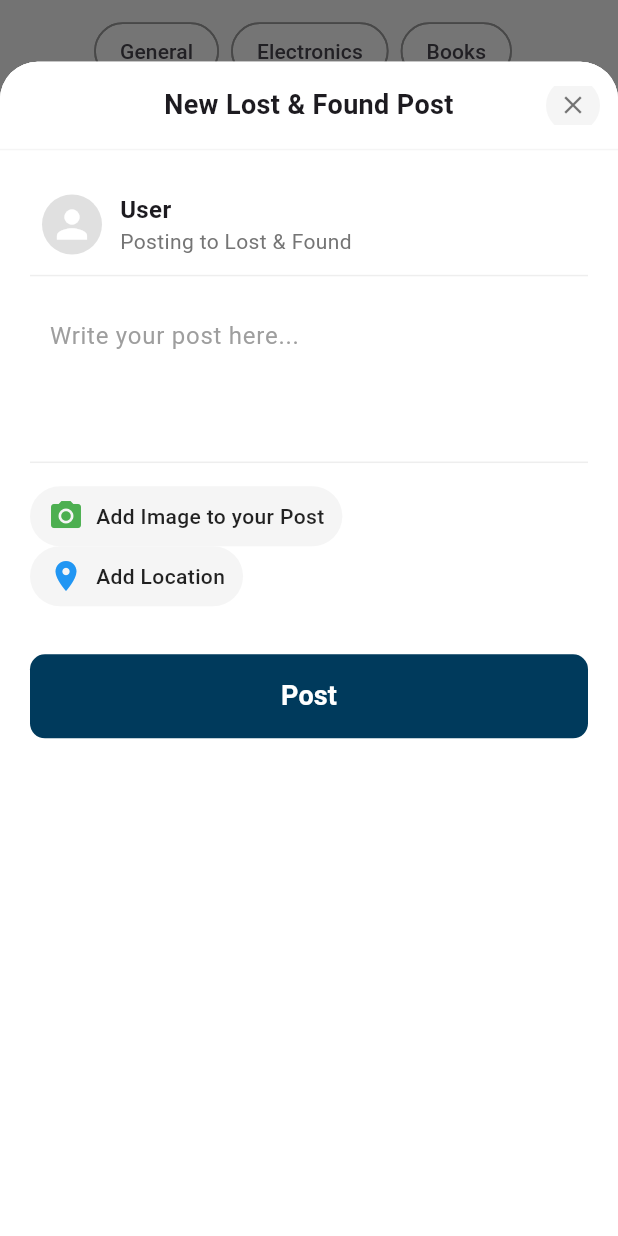
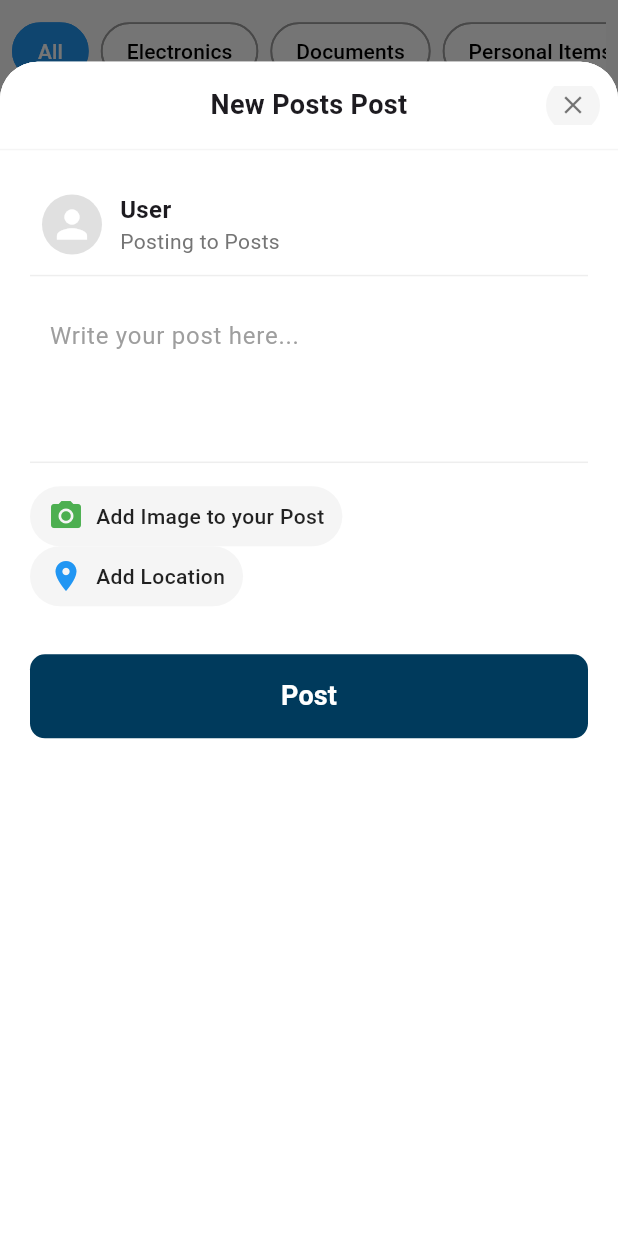
Before and after one commit to HafsaQureshi1/FYP_UNI-verse_f21, a Flutter app: the LostFoundScreen screen opened directly, after a tap on the "add" icon, on a phone screen of 412 x 824 dp. Run offline on Flutter 3.47's test engine with Material 3 defaults, Android fonts, the phone set to English and light mode, and no system bars; our stand-ins replace cloud_firestore, file_picker, firebase_auth, firebase_core, firebase_messaging, geocoding and 6 more; accounts and stored records are empty; project files that could hold a hidden picture were left out.

```diff
--- a/lib/Home.dart
+++ b/lib/Home.dart
@@ -1,4 +1,5 @@
 import 'package:flutter_application_1/search_results.dart';
+import 'package:geolocator/geolocator.dart';
 
 import 'postcard.dart';
 import 'package:firebase_auth/firebase_auth.dart';
@@ -18,6 +19,8 @@ import 'createpost.dart';
 void main() async {
   WidgetsFlutterBinding.ensureInitialized();
   await Firebase.initializeApp();
+  await GeolocatorPlatform.instance.checkPermission();  // Ensure Geolocator initializes properly
+
   runApp(const MyApp());
 }
 
@@ -281,12 +284,25 @@ class _HomeScreenState extends State<HomeScreen> {
   }
 }
 class LostFoundScreen extends StatefulWidget {
+  const LostFoundScreen({super.key});
+
   @override
   _LostFoundScreenState createState() => _LostFoundScreenState();
 }
 class  _LostFoundScreenState extends State<LostFoundScreen>{
+   Stream<QuerySnapshot> _getPostsStream() {
 
+      // Fetch posts from the selected category's subcollection
+      return FirebaseFirestore.instance
+          .collection('lostfoundposts')
+          .doc(selectedCategory) // Reference to selected category
+          .collection('posts') // Subcollection
+          .orderBy('timestamp', descending: true)
+          .snapshots();
+
+  }
  final ScrollController _scrollController = ScrollController();
+ String selectedCategory = "All"; // Default selection
   @override
    Widget build(BuildContext context) {
     return Scaffold(
@@ -295,31 +311,43 @@ class  _LostFoundScreenState extends State<LostFoundScreen>{
         children: [
           Column(
             children: [
-              const CategoryChips(),
+              // Category Chips for Filtering
+              CategoryChips(
+                collectionName: 'lostfoundposts',
+                onCategorySelected: (category) {
+                  setState(() {
+                    selectedCategory = category;
+                  });
+                },
+              ),
+
+              // Posts List
               Expanded(
                 child: StreamBuilder<QuerySnapshot>(
-                  stream: FirebaseFirestore.instance
-                      .collection('lostfoundposts')
-                      .orderBy('timestamp', descending: true)
-                      .snapshots(),
+                  stream: _getPostsStream(),
                   builder: (context, snapshot) {
                     if (snapshot.connectionState == ConnectionState.waiting) {
                       return const Center(child: CircularProgressIndicator());
                     }
                     if (!snapshot.hasData || snapshot.data!.docs.isEmpty) {
-                      return const Center(child: Text('No posts found'));
+                      return const Center(
+                        child: Text(
+                          'No posts found',
+                          style: TextStyle(fontSize: 16, fontWeight: FontWeight.w500),
+                        ),
+                      );
                     }
 
                     var posts = snapshot.data!.docs;
 
                     return ListView.builder(
                       controller: _scrollController,
-                      padding: const EdgeInsets.all(16.0),
+                      padding: const EdgeInsets.symmetric(horizontal: 16.0, vertical: 8.0),
                       itemCount: posts.length,
                       itemBuilder: (context, index) {
                         var postData = posts[index].data() as Map<String, dynamic>;
                         return PostCard(
-                          key: ValueKey(posts[index].id), // Keep track of items
+                          key: ValueKey(posts[index].id),
                           username: postData['userName'] ?? 'Anonymous',
                           content: postData['postContent'] ?? '',
                           postId: posts[index].id,
@@ -335,6 +363,8 @@ class  _LostFoundScreenState extends State<LostFoundScreen>{
               ),
             ],
           ),
+
+          // Floating Action Button for Creating New Post
           Positioned(
             bottom: 16.0,
             right: 16.0,
@@ -349,16 +379,14 @@ class  _LostFoundScreenState extends State<LostFoundScreen>{
                   backgroundColor: Colors.transparent,
                   builder: (context) {
                     return FractionallySizedBox(
-                      heightFactor: 0.95, // Updated to 95% of screen height
+                      heightFactor: 0.95, // 95% of screen height
                       child: Container(
                         decoration: const BoxDecoration(
                           color: Colors.white,
-                          borderRadius: BorderRadius.vertical(
-                            top: Radius.circular(25),
+                          borderRadius: BorderRadius.vertical(top: Radius.circular(25)),
                         ),
-                        ),
-                        child: const CreateNewPostScreen(
-                          collectionName: 'lostfoundposts',
+                        child: CreateNewPostScreen(
+                          collectionName: 'lostfoundposts/$selectedCategory/posts',
                         ),
                       ),
                     );
@@ -373,45 +401,79 @@ class  _LostFoundScreenState extends State<LostFoundScreen>{
     );
   }
 }
+class CategoryChips extends StatefulWidget {
+  final String collectionName;
+  final Function(String) onCategorySelected;
 
-class CategoryChips extends StatelessWidget {
-  const CategoryChips({super.key});
+  const CategoryChips({
+    super.key,
+    required this.collectionName,
+    required this.onCategorySelected,
+  });
+
+  @override
+  _CategoryChipsState createState() => _CategoryChipsState();
+}
+
+class _CategoryChipsState extends State<CategoryChips> {
+  String selectedCategory = "All"; // Default selection
+
+  // Define categories based on the selected collection
+  List<String> getCategories() {
+    if (widget.collectionName == "lostfoundposts") {
+      return ["All",    // ✅ Moved inside "parameters"
+    "Electronics",
+      "Documents",
+      "Personal Items",
+      "Clothing & Accessories",
+      "Books & Stationery",
+      "Miscellaneous"
+    ];
+    } else if (widget.collectionName == "peerposts") {
+      return ["All", "Academics", "Career Advice", "Social Life"];
+    }
+    return [];
+  }
 
   @override
   Widget build(BuildContext context) {
-    return const Padding(
-      padding: EdgeInsets.symmetric(horizontal: 8.0, vertical: 10.0),
+    List<String> categories = getCategories();
+
+    return categories.isEmpty
+        ? const SizedBox.shrink()
+        : Padding(
+            padding: const EdgeInsets.symmetric(horizontal: 8.0, vertical: 10.0),
             child: SingleChildScrollView(
               scrollDirection: Axis.horizontal,
               child: Row(
-          children: [
-            CategoryChip(label: "General"),
-            CategoryChip(label: "Electronics"),
-            CategoryChip(label: "Books"),
-          ],
+                children: categories.map((category) {
+                  return GestureDetector(
+                    onTap: () {
+                      setState(() {
+                        selectedCategory = category;
+                      });
+                      widget.onCategorySelected(category);
+                    },
+                    child: Padding(
+                      padding: const EdgeInsets.only(right: 8.0),
+                      child: Chip(
+                        label: Text(category),
+                        backgroundColor:
+                            selectedCategory == category ? Colors.blue : Colors.white,
+                        labelStyle: TextStyle(
+                            color: selectedCategory == category ? Colors.white : Colors.black),
+                        shape: RoundedRectangleBorder(
+                          side: BorderSide(
+                              color: selectedCategory == category ? Colors.blue : Colors.grey,
+                              width: 1.2),
+                          borderRadius: BorderRadius.circular(20),
+                        ),
+                      ),
+                    ),
+                  );
+                }).toList(),
               ),
             ),
           );
   }
 }
-
-class CategoryChip extends StatelessWidget {
-  final String label;
-
-  const CategoryChip({super.key, required this.label});
-
-  @override
-  Widget build(BuildContext context) {
-    return Padding(
-      padding: const EdgeInsets.only(right: 8.0),
-      child: Chip(
-        label: Text(label),
-        backgroundColor: Colors.white,
-        shape: RoundedRectangleBorder(
-          side: const BorderSide(color: Colors.grey, width: 1.2),
-          borderRadius: BorderRadius.circular(20),
-        ),
-      ),
-    );
-  }
-}
```
Also changed, not shown: lib/postlist.dart (added, +95 -0 lines). Lines whose indentation alone changed are shown as unchanged.
